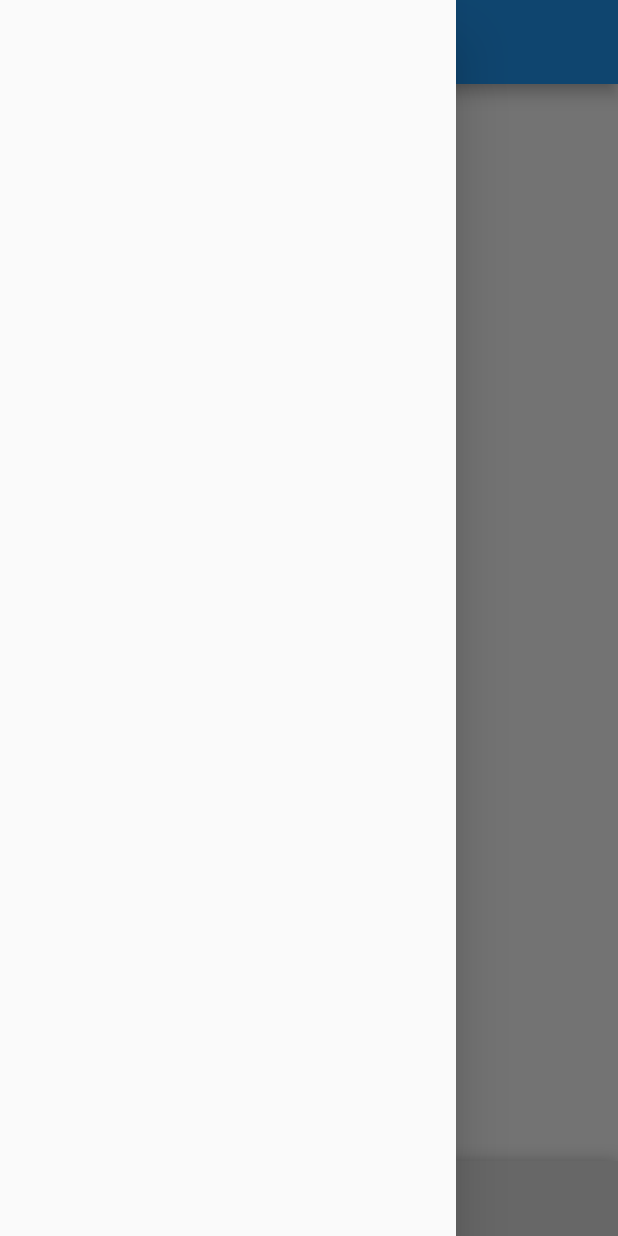
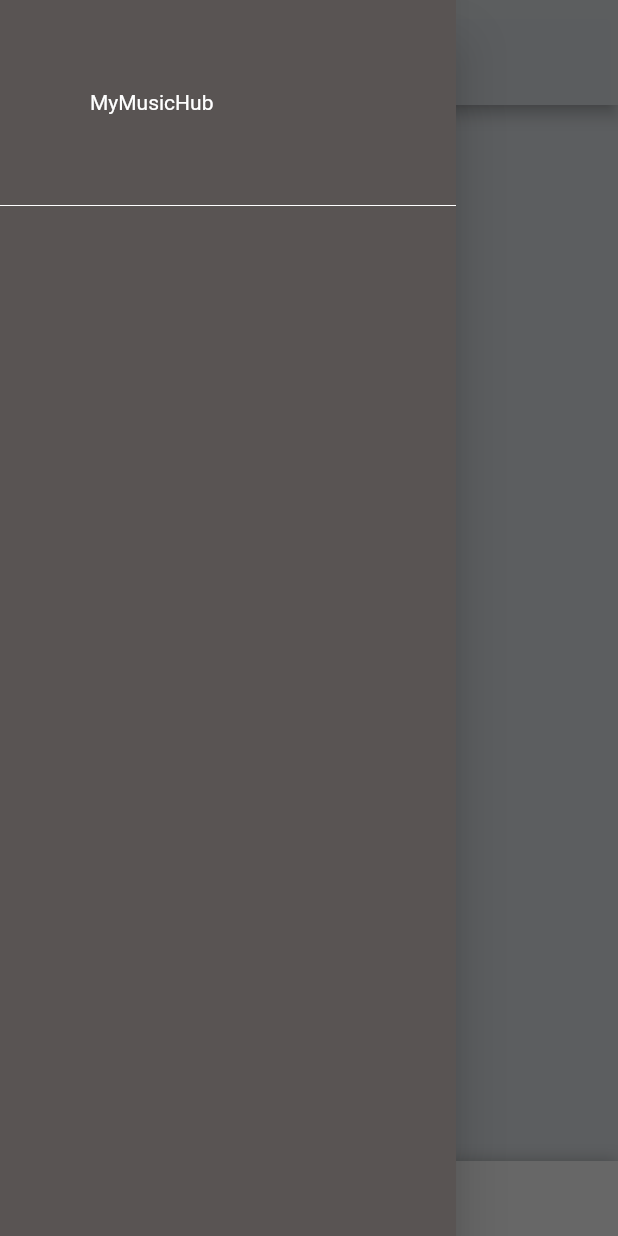
Before and after one commit to Scrum-BodyBuilders/MyMusicHub, a Flutter app: the screen it shows once a user with an empty profile is signed in, with the side drawer open, on a phone screen of 412 x 824 dp. Run offline on Flutter 3.47's test engine with Material 2 defaults, Android fonts, the phone set to English and light mode, and no system bars; drawn by our look-alikes of sliding_up_panel; our stand-ins replace cloud_firestore, firebase_auth, flutter_spinkit; accounts and stored records are empty.

Commit message:
Sliding panel

```diff
--- a/lib/screens/home/home.dart
+++ b/lib/screens/home/home.dart
@@ -5,27 +5,161 @@ import 'package:sliding_up_panel/sliding_up_panel.dart';
 
 class Home extends StatelessWidget {
   final AuthService _auth = AuthService();
-
+  final GlobalKey<ScaffoldState> _scaffoldKey = new GlobalKey<ScaffoldState>();
   var projectName = 'My Project 1';
+  Color myMusicRed = Color(0xfff00000);
+  Color myMusicGrey = Color(0xfCC8CCD0);
+  Color myMusicLightGrey = Color(0xfEEDEDED);
+  Color myMusicBlack = Color(0xf04F4A49);
   @override
   Widget build(BuildContext context) {
-    return Container(
-        child: Scaffold(
-      drawer: Drawer(),
-      appBar: AppBar(
-        title: Text(projectName),
+    return Scaffold(
+      backgroundColor: myMusicGrey,
+      key: _scaffoldKey,
+      appBar: PreferredSize(
+        preferredSize: Size.fromHeight(70),
+        child: AppBar(
+          backgroundColor: myMusicGrey,
+          title: new Text(
+            "My Project 1",
+            style: TextStyle(
+                fontFamily: 'BioRyhme', fontSize: 28, color: Colors.black),
+          ),
+          leading: new IconButton(
+            icon: new Icon(Icons.menu),
+            iconSize: 40,
+            onPressed: () => _scaffoldKey.currentState.openDrawer(),
+          ),
+        ),
       ),
-      body: SlidingUpPanel(
-        minHeight: 50,
-        maxHeight: 600,
-        collapsed: Container(
-          decoration: BoxDecoration(
-            color: Colors.grey[300],
+      drawer: new Drawer(
+        child: Container(
+          color: myMusicBlack,
+          child: Column(
+            children: [
+              Padding(
+                padding: const EdgeInsets.all(60.0),
+                child: Row(
+                  children: [
+                    Text('MyMusicHub', style: TextStyle(color: Colors.white),)
+                  ],
+                ),
+              ),
+              Divider(
+                color: Colors.white,
+                height: 2,
+              )
+            ],
 
           ),
         ),
-        panel: Text('text'),
       ),
-    ));
+      body: SlidingUpPanel(
+          minHeight: 50,
+          maxHeight: 600,
+          collapsed: Container(
+            decoration: BoxDecoration(
+              color: Colors.grey[300],
+            ),
+          ),
+          panel: Container(
+            padding: EdgeInsets.all(60),
+            color: Colors.grey[300],
+            child: Column(
+              children: [
+                Column(
+                  crossAxisAlignment: CrossAxisAlignment.start,
+                  children: [
+                    Text(
+                      'NAME',
+                      style: TextStyle(
+                          fontFamily: 'BioRyhme',
+                          color: myMusicRed,
+                          fontSize: 25),
+                    ),
+                    Text(
+                      projectName,
+                      style: TextStyle(fontFamily: 'BioRyhme', fontSize: 20),
+                    ),
+                    Divider(
+                      thickness: 2,
+                      height: 30,
+                      color: Colors.black,
+                    ),
+                  ],
+                ),
+                Column(
+                  crossAxisAlignment: CrossAxisAlignment.start,
+                  children: [
+                    Text(
+                      'PHOTOS',
+                      style: TextStyle(
+                          fontFamily: 'BioRyhme',
+                          color: myMusicRed,
+                          fontSize: 25),
+                    ),
+                    Row(
+                      children: [
+                        Container(
+                          height: 60,
+                          width: 210,
+                          child: ListView(
+                            scrollDirection: Axis.horizontal,
+                            children: [
+                              Image.asset('images/score_0.png'),
+                              SizedBox(
+                                width: 15,
+                              ),
+                              Image.asset('images/score_0.png'),
+                              SizedBox(
+                                width: 15,
+                              ),
+                              Image.asset('images/score_0.png'),
+                              SizedBox(
+                                width: 15,
+                              ),
+                              Image.asset('images/score_0.png'),
+                            ],
+                          ),
+                        ),
+                        SizedBox(
+                          width: 22,
+                        ),
+                        Container(
+                          color: myMusicGrey,
+                          height: 60,
+                          width: 60,
+                          child: IconButton(
+                              icon: new Icon(
+                                Icons.add_a_photo,
+                                color: myMusicRed,
+                                size: 40,
+                              ),
+                              onPressed: null),
+                        ),
+                      ],
+                    ),
+                    Divider(
+                      thickness: 2,
+                      height: 30,
+                      color: Colors.black,
+                    ),
+                  ],
+                ),
+                Column(
+                    crossAxisAlignment: CrossAxisAlignment.start,
+                    children: [
+                  Text(
+                    'NOTES',
+                    style: TextStyle(
+                        fontFamily: 'BioRyhme',
+                        color: myMusicRed,
+                        fontSize: 25),
+                  ),
+                ]),
+              ],
+            ),
+          )),
+    );
   }
 }
--- a/pubspec.yaml
+++ b/pubspec.yaml
@@ -48,7 +48,7 @@ flutter:
   # To add assets to your application, add an assets section, like this:
   assets:
     - assets/images/
-  #  - images/a_dot_ham.jpeg
+    - images/
 
   # An image asset can refer to one or more resolution-specific "variants", see
   # https://flutter.dev/assets-and-images/#resolution-aware.
```
Also changed, not shown: images/score_0.png (added), 1 other file.
